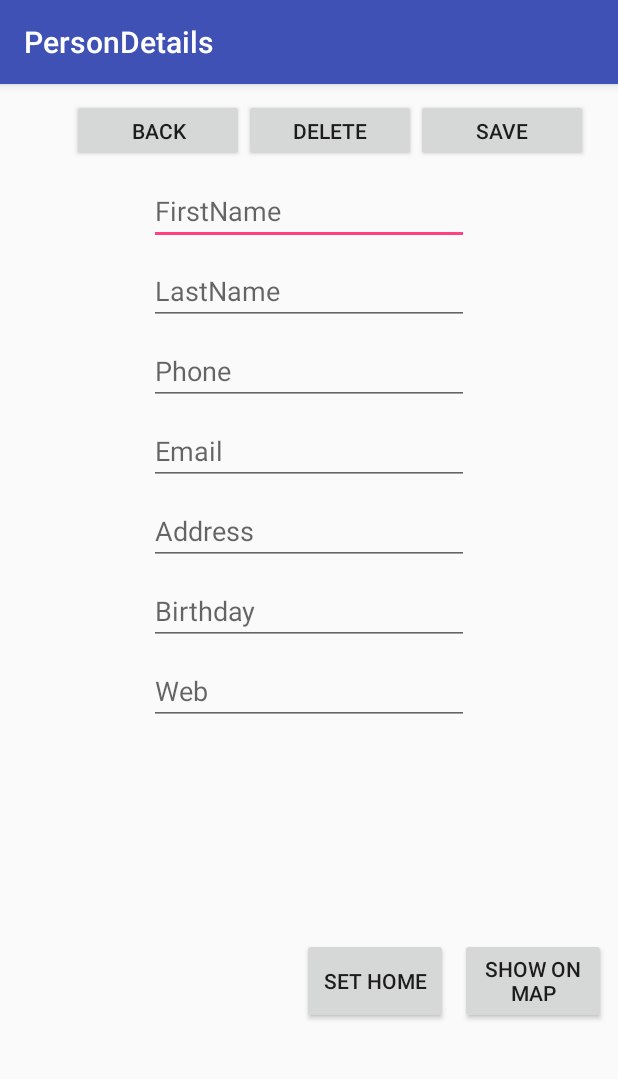
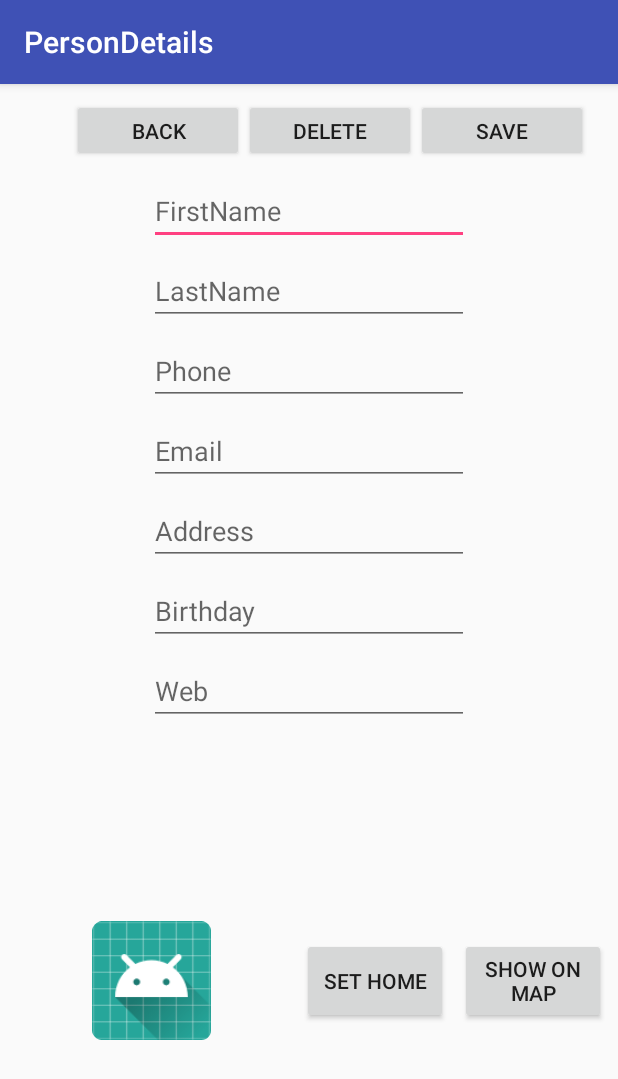
Before and after one commit to BetterEdition/FriendsAppRepo, an Android app: the screen it shows after launch (DetailsActivity), after a tap on "ADD", on a phone screen of 412 x 824 dp. Shown: the top 1079 px of the screen. Run offline under Robolectric (Android 15) with nearby library versions, the phone set to English and light mode, and no system bars.

Commit message:
things added in db and appProvider for Image

```diff
--- a/app/src/main/java/com/example/jesperenemark/friendsapp/BE/Friend.java
+++ b/app/src/main/java/com/example/jesperenemark/friendsapp/BE/Friend.java
@@ -15,14 +15,16 @@ public class Friend {
     public String Website;
     public String Picture;
     public String BirthDate;
+    public String Image;
 
-    public Friend(int id,String firstName, String lastName, String address, String phoneNumber, String mailAddress ) {
+    public Friend(int id,String firstName, String lastName, String address, String phoneNumber, String mailAddress, String img ) {
         this.Id = id;
         this.FirstName = firstName;
         this.LastName = lastName;
         this.Address = address;
         this.PhoneNumber = phoneNumber;
         this.MailAddress = mailAddress;
+        this.Image = img;
 
     }
 
@@ -59,6 +61,10 @@ public class Friend {
         return FirstName + " "+ LastName;
     }
 
+    public String getImage() { return Image; }
+    public void setImage(String image) { this.Image = image; }
+
+
     public String toString() {
         return "" + Id + ": " + FirstName + " " + LastName + " " + Address + " " + PhoneNumber + " " + MailAddress + " " + BirthDate;
     }
--- a/app/src/main/java/com/example/jesperenemark/friendsapp/Controller/DetailsActivity.java
+++ b/app/src/main/java/com/example/jesperenemark/friendsapp/Controller/DetailsActivity.java
@@ -1,10 +1,12 @@
 package com.example.jesperenemark.friendsapp.Controller;
 
+import android.provider.ContactsContract;
 import android.support.v7.app.AppCompatActivity;
 import android.os.Bundle;
 import android.view.View;
 import android.widget.Button;
 import android.widget.EditText;
+import android.widget.ImageView;
 import android.widget.Toast;
 
 
@@ -18,6 +20,7 @@ public class DetailsActivity extends AppCompatActivity {
     Button buttonInsert;
     Button buttonDelete;
     EditText firstNameText,lastNameText, addressText, mailText, birthDateText, phoneText;
+    ImageView imageV;
 
     AppProvider appProvider;
     Button backbtn;
@@ -53,6 +56,7 @@ public class DetailsActivity extends AppCompatActivity {
         mailText = (EditText) findViewById(R.id.person_email);
         birthDateText = (EditText) findViewById(R.id.person_web);
         phoneText = (EditText) findViewById(R.id.person_phone);
+        imageV = (ImageView) findViewById(R.id.imageView);
     }
 
     public void onClickAdd() {
@@ -63,7 +67,9 @@ public class DetailsActivity extends AppCompatActivity {
         String birthdate = birthDateText.getText().toString();
         String phone = phoneText.getText().toString();
 
-        appProvider.addPerson(new Friend(0, firstname, lastname, address, mail, phone));
+
+
+        appProvider.addPerson(new Friend(0, firstname, lastname, address, mail, phone, null));
         firstNameText.setText("");
         lastNameText.setText("");
         addressText.setText("");
--- a/app/src/main/java/com/example/jesperenemark/friendsapp/DAO/AppDatabase.java
+++ b/app/src/main/java/com/example/jesperenemark/friendsapp/DAO/AppDatabase.java
@@ -1,5 +1,6 @@
 package com.example.jesperenemark.friendsapp.DAO;
 
+import android.content.ContentResolver;
 import android.content.ContentValues;
 import android.content.Context;
 import android.database.Cursor;
@@ -22,6 +23,9 @@ public class AppDatabase extends SQLiteOpenHelper {
     public static final String DATABASE_NAME = "AppFriend.db";
     public static final int DATABASE_VERSION = 7;
 
+    ContentResolver mContentResolver;
+    SQLiteDatabase db;
+
     // Implement AppDatabase as a Singleton.
     private static AppDatabase instance = null;
 
@@ -32,7 +36,8 @@ public class AppDatabase extends SQLiteOpenHelper {
      */
     private AppDatabase(Context context) {
         super(context, DATABASE_NAME, null, DATABASE_VERSION);
-        Log.d(TAG, "AppDatabase: constructor");
+        mContentResolver = context.getContentResolver();
+        db = this.getWritableDatabase();
     }
 
     /**
@@ -52,17 +57,15 @@ public class AppDatabase extends SQLiteOpenHelper {
 
     @Override
     public void onCreate(SQLiteDatabase db) {
-        Log.d(TAG, "onCreate: starts");
         String sSQL; // Use a string variable to facilitate logging
-        // sSQL = "CREATE TABLE " + TABLE_NAME + (COLUMN_ID + "INTEGER PRIMARY KEY " + COLUMN_FirstName + "TEXT" );
         sSQL = "CREATE TABLE " + AppProvider.TABLE_NAME + " (" + AppProvider.Columns._ID + " INTEGER PRIMARY KEY," +
                 AppProvider.Columns.PERSON_FirstName + " TEXT, " + AppProvider.Columns.PERSON_LastName + " TEXT, " + AppProvider.Columns.PERSON_Address +
                 " TEXT, " + AppProvider.Columns.PERSON_Phone + " TEXT, "  + AppProvider.Columns.PERSON_Mail +
-                " TEXT" + ")";
+                " TEXT," + AppProvider.Columns.PERSON_Image + " BLOB " + ")";
         // Log.d(TAG, sSQL);
         db.execSQL(sSQL);
 
-        Log.d(TAG, "onCreate: ends");
+        Log.d(TAG, "Database Created Successfully");
     }
 
     @Override
--- a/app/src/main/java/com/example/jesperenemark/friendsapp/DAO/AppProvider.java
+++ b/app/src/main/java/com/example/jesperenemark/friendsapp/DAO/AppProvider.java
@@ -33,6 +33,7 @@ public class AppProvider {
         public static final String PERSON_Address = "address";
         public static final String PERSON_Mail = "mail";
         public static final String PERSON_Phone = "phone";
+        public static final String PERSON_Image = "image";
 
     }
 
@@ -51,6 +52,7 @@ public class AppProvider {
         cValues.put(Columns.PERSON_Address,friend.Address);
         cValues.put(Columns.PERSON_Phone,friend.PhoneNumber);
         cValues.put(Columns.PERSON_Mail,friend.MailAddress);
+        cValues.put(Columns.PERSON_Image,friend.Image);
 
          db.insert("PERSON",null, cValues);
          db.close();
@@ -74,7 +76,8 @@ public class AppProvider {
                             cursor.getString(2),
                             cursor.getString(3),
                             cursor.getString(4),
-                            cursor.getString(5)));
+                            cursor.getString(5),
+                            cursor.getString(6)));
                 } while (cursor.moveToNext());
             }
         }
--- a/app/src/main/res/layout/detail.xml
+++ b/app/src/main/res/layout/detail.xml
@@ -190,4 +190,18 @@
             tools:layout_editor_absoluteY="8dp" />
     </LinearLayout>
 
+    <ImageView
+        android:id="@+id/imageView"
+        android:layout_width="119dp"
+        android:layout_height="79dp"
+        android:layout_marginBottom="8dp"
+        android:layout_marginEnd="8dp"
+        android:layout_marginStart="8dp"
+        android:layout_marginTop="8dp"
+        app:layout_constraintBottom_toBottomOf="parent"
+        app:layout_constraintEnd_toStartOf="@+id/btnSetHome"
+        app:layout_constraintStart_toStartOf="parent"
+        app:layout_constraintTop_toBottomOf="@+id/person_web"
+        app:srcCompat="@mipmap/ic_launcher" />
+
 </android.support.constraint.ConstraintLayout>
```
